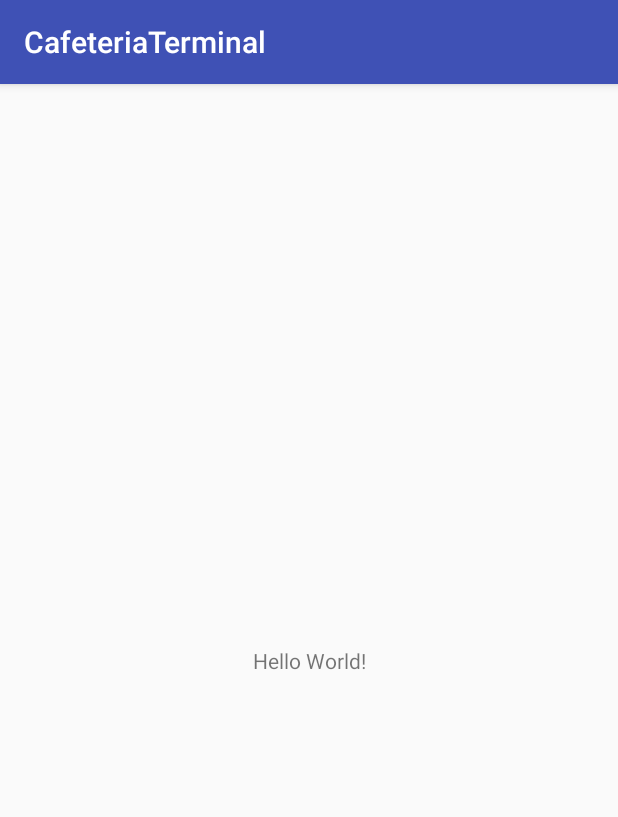
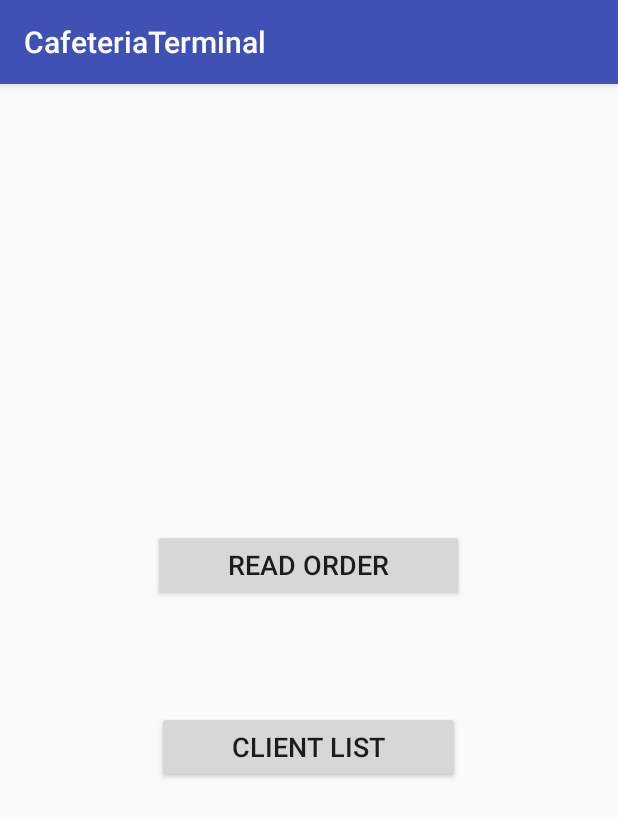
Before and after one commit to Bragado/Ticket-and-Payment-System, an Android app: the screen it shows after launch (MainActivity), on a phone screen of 412 x 824 dp. Shown: the top 817 px of the screen. Run offline under Robolectric (Android 15) with nearby library versions, the phone set to English and light mode, and no system bars.

Commit message:
Some layout and logic for cafeteria app

```diff
--- a/CafeteriaTerminal/app/src/main/res/layout/activity_main.xml
+++ b/CafeteriaTerminal/app/src/main/res/layout/activity_main.xml
@@ -1,18 +1,43 @@
 <?xml version="1.0" encoding="utf-8"?>
-<android.support.constraint.ConstraintLayout xmlns:android="http://schemas.android.com/apk/res/android"
+<RelativeLayout xmlns:android="http://schemas.android.com/apk/res/android"
     xmlns:app="http://schemas.android.com/apk/res-auto"
     xmlns:tools="http://schemas.android.com/tools"
     android:layout_width="match_parent"
     android:layout_height="match_parent"
+    android:orientation="vertical"
     tools:context="cmov.miguellucas.com.cafeteriaterminal.MainActivity">
 
-    <TextView
+    <Button
+        android:id="@+id/center"
         android:layout_width="wrap_content"
         android:layout_height="wrap_content"
-        android:text="Hello World!"
-        app:layout_constraintBottom_toBottomOf="parent"
-        app:layout_constraintLeft_toLeftOf="parent"
-        app:layout_constraintRight_toRightOf="parent"
-        app:layout_constraintTop_toTopOf="parent" />
+        android:layout_centerInParent="true"
+        android:visibility="invisible"/>
 
-</android.support.constraint.ConstraintLayout>
+    <Button
+        android:id="@+id/btn_read_order"
+        android:layout_width="wrap_content"
+        android:layout_height="wrap_content"
+        android:layout_above="@+id/center"
+        android:layout_centerInParent="true"
+        android:layout_marginBottom="15dp"
+        android:onClick="btnReadOrderClick"
+        android:paddingLeft="50dp"
+        android:paddingRight="50dp"
+        android:text="@string/btn_read_order"
+        android:textSize="18sp" />
+
+    <Button
+        android:id="@+id/btn_client_list"
+        android:layout_width="wrap_content"
+        android:layout_height="wrap_content"
+        android:layout_below="@id/center"
+        android:layout_centerInParent="true"
+        android:layout_marginTop="10dp"
+        android:paddingLeft="50dp"
+        android:paddingRight="50dp"
+        android:text="@string/btn_client_list"
+        android:textSize="18sp"
+        android:onClick="btnClientListClick" />
+
+</RelativeLayout>
--- a/CafeteriaTerminal/app/src/main/res/values/strings.xml
+++ b/CafeteriaTerminal/app/src/main/res/values/strings.xml
@@ -1,3 +1,5 @@
 <resources>
     <string name="app_name">CafeteriaTerminal</string>
+    <string name="btn_client_list">Client List</string>
+    <string name="btn_read_order">Read Order</string>
 </resources>
```
Also changed, not shown: CafeteriaTerminal/app/src/main/java/cmov/miguellucas/com/cafeteriaterminal/Cafeteria.java (added, +46 -0 lines), CafeteriaTerminal/app/src/main/java/cmov/miguellucas/com/cafeteriaterminal/MainActivity.java (+11 -0 lines), CafeteriaTerminal/app/src/main/java/cmov/miguellucas/com/cafeteriaterminal/Order.java (added, +46 -0 lines), CafeteriaTerminal/app/src/main/java/cmov/miguellucas/com/cafeteriaterminal/Product.java (added, +41 -0 lines).
